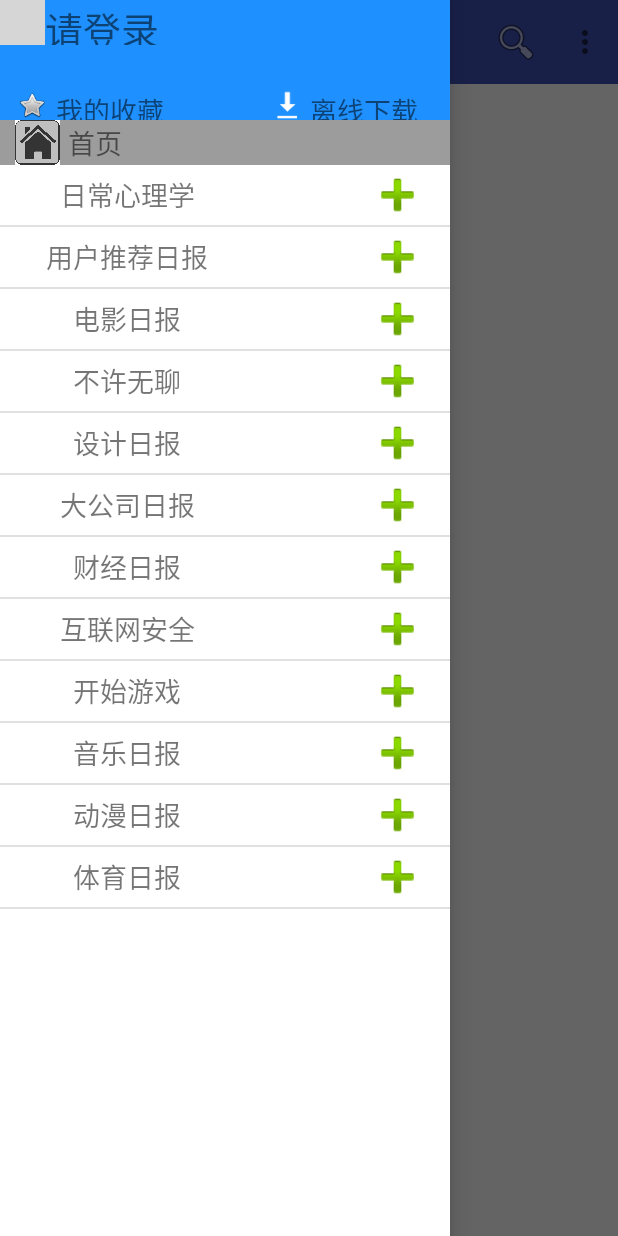
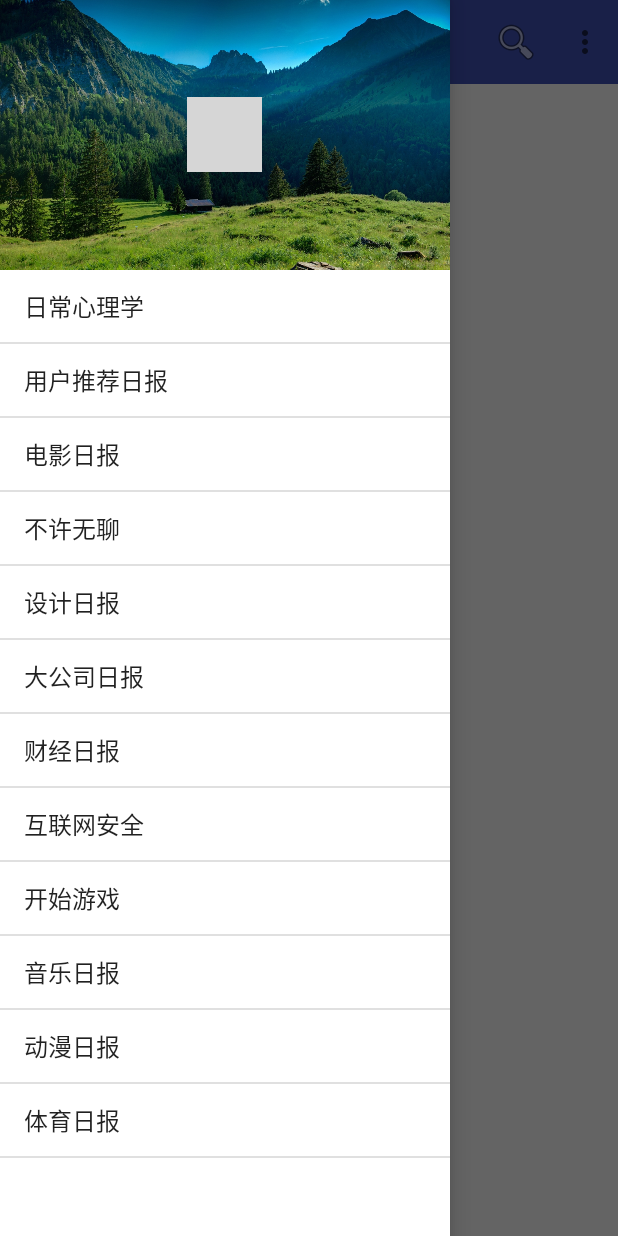
Before and after one commit to whc1998/news, an Android app: the MainActivity screen opened directly, with no data from a screen before it, with the side drawer open, on a phone screen of 412 x 824 dp. Run offline under Robolectric (Android 15) with nearby library versions, the phone set to English and light mode, and no system bars; our stand-ins replace CircleImageView; grey boxes are pictures that could not be loaded.

Commit message:
有更改

```diff
--- a/build.gradle
+++ b/build.gradle
@@ -30,4 +30,6 @@ dependencies {
     })
     compile 'com.android.support:appcompat-v7:25.0.1'
     testCompile 'junit:junit:4.12'
+    compile 'com.android.support:recyclerview-v7:25.0.1'
+    compile 'com.android.support:cardview-v7:25.0.1'
 }
--- a/src/main/AndroidManifest.xml
+++ b/src/main/AndroidManifest.xml
@@ -22,6 +22,10 @@
             </intent-filter>
         </activity>
 
+        <activity android:name=".intrdoce">
+
+        </activity>
+
     </application>
 
 </manifest>
--- a/src/main/java/com/example/news_zhihu/MainActivity.java
+++ b/src/main/java/com/example/news_zhihu/MainActivity.java
@@ -11,11 +11,15 @@ import android.os.Handler;
 import android.os.Message;
 import android.support.v4.view.ViewPager;
 import android.support.v4.widget.DrawerLayout;
+import android.support.v4.widget.SwipeRefreshLayout;
 import android.support.v7.app.ActionBarDrawerToggle;
 import android.support.v7.app.AppCompatActivity;
 import android.os.Bundle;
 import android.support.v7.app.NotificationCompat;
+import android.support.v7.widget.LinearLayoutManager;
+import android.support.v7.widget.RecyclerView;
 import android.support.v7.widget.Toolbar;
+import android.view.LayoutInflater;
 import android.view.Menu;
 import android.view.MenuInflater;
 import android.view.MenuItem;
@@ -23,6 +27,7 @@ import android.view.MotionEvent;
 import android.view.View;
 import android.view.Window;
 import android.widget.AdapterView;
+import android.widget.ArrayAdapter;
 import android.widget.ImageView;
 import android.widget.ListView;
 import android.widget.SimpleAdapter;
@@ -37,7 +42,7 @@ import java.util.Map;
 public class MainActivity extends AppCompatActivity implements Handler.Callback {
 
     private List<Map<String, Object>> list;
-    private ListView drawer_listView, maincontent_listview;
+    private ListView drawer_listView;
     private int[] images = {android.R.drawable.ic_input_add};
     private String[] text = {"日常心理学", "用户推荐日报", "电影日报", "不许无聊", "设计日报"
             , "大公司日报", "财经日报", "互联网安全", "开始游戏", "音乐日报", "动漫日报", "体育日报"};
@@ -45,25 +50,49 @@ public class MainActivity extends AppCompatActivity implements Handler.Callback
     private List<String> top_title = new ArrayList<>();
     private List<Bitmap> picture = new ArrayList<>();
     private List<Bitmap> top_picture = new ArrayList<>();
-    private List<ImageView> imageViewList = new ArrayList<>();
     private List<Integer> TitleId = new ArrayList<>();
     private List<Integer> toppictureid = new ArrayList<>();
     private String path = "http://news-at.zhihu.com/api/4/news/latest";
+    private Toolbar toolbar;
+    private RecyclerView recyclerView;
     private ViewPager viewPager;
-    private TextView toptv;
-    private Toolbar toolbar;
+    private int position=0;
+    private SwipeRefreshLayout swipeRefreshLayout;
     private Handler handler = new Handler(this);
-
 
     @Override
     protected void onCreate(Bundle savedInstanceState) {
+        donw();
         super.onCreate(savedInstanceState);
         supportRequestWindowFeature(Window.FEATURE_NO_TITLE);
         setContentView(R.layout.activity_main);
         drawer_listView = (ListView) findViewById(R.id.drawer_list);
-        maincontent_listview = (ListView) findViewById(R.id.maincontent_list);
-        viewPager = (ViewPager) findViewById(R.id.viewpager);
-        toptv = (TextView) findViewById(R.id.vp_text);
+        viewPager= (ViewPager) findViewById(R.id.viewpager);
+
+//        drawer_listView.setOnItemClickListener(new AdapterView.OnItemClickListener() {
+//            @Override
+//            public void onItemClick(AdapterView<?> adapterView, View view, int i, long l) {
+//                Intent intent=new Intent(MainActivity.this,intrdoce.class);
+//                intent.putExtra("key",text[i]);
+//                startActivity(intent);
+//            }
+//        });
+
+        recyclerView= (RecyclerView) findViewById(R.id.recyle_view1);
+        swipeRefreshLayout= (SwipeRefreshLayout) findViewById(R.id.sr);
+        swipeRefreshLayout.setColorSchemeResources(R.color.colorPrimary);
+        swipeRefreshLayout.setOnRefreshListener(new SwipeRefreshLayout.OnRefreshListener() {
+            @Override
+            public void onRefresh() {
+                new Handler().postDelayed(new Runnable() {
+                    @Override
+                    public void run() {
+                        swipeRefreshLayout.setRefreshing(false);//刷新完毕
+                        Toast.makeText(MainActivity.this, "刷新成功", Toast.LENGTH_SHORT).show();
+                    }
+                },3000);
+            }
+        });
 
         toolbar= (Toolbar) findViewById(R.id.toolbar);
         DrawerLayout drawerLayout= (DrawerLayout) findViewById(R.id.activity_main);
@@ -88,7 +117,6 @@ public class MainActivity extends AppCompatActivity implements Handler.Callback
             }
         });
 
-        donw();
         list = new ArrayList<>();
         for (int i = 0; i < text.length; i++) {
             Map<String, Object> map = new HashMap<>();
@@ -96,9 +124,10 @@ public class MainActivity extends AppCompatActivity implements Handler.Callback
             map.put("text", text[i]);
             list.add(map);
         }
-        SimpleAdapter adapter = new SimpleAdapter(this, list, R.layout.drawer_list_style,
-                new String[]{"img", "text"}, new int[]{R.id.ig_style, R.id.tv_style});
+        ArrayAdapter<String> adapter=new ArrayAdapter<String>(MainActivity.this,android.R.layout.simple_list_item_1,text);
         drawer_listView.setAdapter(adapter);
+
+    /**
         //viewpager轮播
         viewPager.setCurrentItem(0);
         new Thread(new Runnable() {
@@ -114,7 +143,7 @@ public class MainActivity extends AppCompatActivity implements Handler.Callback
                     runOnUiThread(new Runnable() {
                         @Override
                         public void run() {
-                            if (viewPager.getCurrentItem() == imageViewList.size() - 1) {
+                            if (viewPager.getCurrentItem() == top_picture.size() - 1) {
                                 viewPager.setCurrentItem(0);
                             } else {
                                 //这里是设置当前页的下一页
@@ -125,7 +154,7 @@ public class MainActivity extends AppCompatActivity implements Handler.Callback
                 }
             }
         }).start();
-
+    */
     }
 
     private void donw() {
@@ -134,50 +163,23 @@ public class MainActivity extends AppCompatActivity implements Handler.Callback
 
     @Override
     public boolean handleMessage(Message message) {
-        //listview
-        MyAdapter adapter = new MyAdapter(MainActivity.this, list_title, picture,
-                R.layout.maincontent_list_style, R.id.tv_title, R.id.iv_image);
-        maincontent_listview.setAdapter(adapter);
 
-        maincontent_listview.setOnItemClickListener(new AdapterView.OnItemClickListener() {
+        //recycleview
+        MainAdapter mainAdapter=new MainAdapter(MainActivity.this,list_title,picture,top_picture,toppictureid,top_title);
+        mainAdapter.setOnItemClickListener(new MainAdapter.OnItemClickListener() {
             @Override
-            public void onItemClick(AdapterView<?> adapterView, View view, int i, long l) {
+            public void onClick(int position) {
                 Intent intent = new Intent(MainActivity.this, Detailednew.class);
                 String url = "http://daily.zhihu.com/story/";
-                String urlpath = url + TitleId.get(i);
+                String urlpath = url + TitleId.get(position-1);
                 intent.putExtra("Path", urlpath);
                 startActivity(intent);
             }
         });
-
-        //viewpager
-        for (int i = 0; i < top_picture.size(); i++) {
-            ImageView imageView = new ImageView(MainActivity.this);
-            imageView.setImageBitmap(top_picture.get(i));
-            imageView.setScaleType(ImageView.ScaleType.FIT_XY);
-            imageViewList.add(imageView);
-
-            final int finalI = i;
-            imageView.setOnClickListener(new View.OnClickListener() {
-                @Override
-                public void onClick(View view) {
-                    Intent intent = new Intent(MainActivity.this, Detailednew.class);
-                    String url = "http://daily.zhihu.com/story/";
-                    String urlpath = url + toppictureid.get(finalI);
-                    intent.putExtra("Path", urlpath);
-                    startActivity(intent);
-                }
-            });
-        }
-        viewPager.setAdapter(new TopAdapter(top_picture, top_title, imageViewList));
-        toptv.setText(top_title.get(0));
-        viewPager.addOnPageChangeListener(new ViewPager.SimpleOnPageChangeListener() {
-
-            @Override
-            public void onPageSelected(int position) {
-                toptv.setText(top_title.get(position));
-            }
-        });
+        recyclerView.setAdapter(mainAdapter);
+        LinearLayoutManager linearLayoutManager=new LinearLayoutManager(MainActivity.this,LinearLayoutManager.VERTICAL
+        ,false);
+        recyclerView.setLayoutManager(linearLayoutManager);
 
         //notification
         NotificationManager manager= (NotificationManager) getSystemService(Context.NOTIFICATION_SERVICE);
--- a/src/main/res/layout/drawer.xml
+++ b/src/main/res/layout/drawer.xml
@@ -7,90 +7,71 @@
     android:layout_width="300dp"
     android:layout_height="match_parent">
 
-    <LinearLayout
-        android:background="#1E90FF"
+    <RelativeLayout
+        android:background="@drawable/pictrue5"
         android:orientation="horizontal"
         android:layout_width="match_parent"
-        android:layout_height="60dp">
+        android:layout_height="180dp">
 
         <com.example.news_zhihu.CircleImageView
             android:id="@+id/iv_head"
             android:src="@drawable/picture3"
-            android:layout_width="30dp"
-            android:layout_height="30dp" />
+            android:layout_centerInParent="true"
+            android:layout_width="50dp"
+            android:layout_height="50dp" />
 
-        <TextView
-            android:id="@+id/tv_head"
-            android:text="请登录"
-            android:gravity="center"
-            android:textSize="25sp"
-            android:layout_width="wrap_content"
-            android:layout_height="30dp" />
+    </RelativeLayout>
 
-    </LinearLayout>
+    <!--<LinearLayout-->
+        <!--android:background="#1E90FF"-->
+        <!--android:orientation="horizontal"-->
+        <!--android:layout_width="match_parent"-->
+        <!--android:layout_height="20dp">-->
 
-    <LinearLayout
-        android:background="#1E90FF"
-        android:orientation="horizontal"
-        android:layout_width="match_parent"
-        android:layout_height="20dp">
+        <!--<TextView-->
+            <!--android:text="我的收藏"-->
+            <!--android:textSize="18dp"-->
+            <!--android:gravity="center"-->
+            <!--android:background="#1E90FF"-->
+            <!--android:layout_marginLeft="0dp"-->
+            <!--android:layout_width="wrap_content"-->
+            <!--android:layout_height="match_parent" />-->
 
-        <ImageView
-            android:src="@android:drawable/btn_star"
-            android:layout_marginLeft="5dp"
-            android:layout_width="wrap_content"
-            android:layout_height="match_parent" />
+        <!--<TextView-->
+            <!--android:text="离线下载"-->
+            <!--android:textSize="18sp"-->
+            <!--android:gravity="center"-->
+            <!--android:background="#1E90FF"-->
+            <!--android:layout_marginLeft="3dp"-->
+            <!--android:layout_width="wrap_content"-->
+            <!--android:layout_height="match_parent" />-->
 
-        <TextView
-            android:text="我的收藏"
-            android:textSize="18dp"
-            android:gravity="center"
-            android:background="#1E90FF"
-            android:layout_marginLeft="0dp"
-            android:layout_width="wrap_content"
-            android:layout_height="match_parent" />
+    <!--</LinearLayout>-->
 
-        <ImageView
-            android:src="@android:drawable/stat_sys_download_done"
-            android:layout_marginLeft="70dp"
-            android:layout_width="wrap_content"
-            android:layout_height="match_parent" />
+    <!--<LinearLayout-->
+        <!--android:orientation="horizontal"-->
+        <!--android:background="#9C9C9C"-->
+        <!--android:layout_width="match_parent"-->
+        <!--android:layout_height="30dp">-->
 
-        <TextView
-            android:text="离线下载"
-            android:textSize="18sp"
-            android:gravity="center"
-            android:background="#1E90FF"
-            android:layout_marginLeft="3dp"
-            android:layout_width="wrap_content"
-            android:layout_height="match_parent" />
+        <!--<ImageView-->
+            <!--android:layout_marginLeft="10dp"-->
+            <!--android:src="@drawable/picture4"-->
+            <!--android:background="#9C9C9C"-->
+            <!--android:layout_width="30dp"-->
+            <!--android:layout_height="match_parent" />-->
 
-    </LinearLayout>
+        <!--<TextView-->
+            <!--android:id="@+id/tv_list"-->
+            <!--android:text="首页"-->
+            <!--android:layout_marginLeft="5dp"-->
+            <!--android:background="#9C9C9C"-->
+            <!--android:gravity="center"-->
+            <!--android:textSize="18sp"-->
+            <!--android:layout_width="wrap_content"-->
+            <!--android:layout_height="30dp" />-->
 
-    <LinearLayout
-        android:orientation="horizontal"
-        android:background="#9C9C9C"
-        android:layout_width="match_parent"
-        android:layout_height="30dp">
-
-        <ImageView
-            android:layout_marginLeft="10dp"
-            android:src="@drawable/picture4"
-            android:background="#9C9C9C"
-            android:layout_width="30dp"
-            android:layout_height="match_parent" />
-
-        <TextView
-            android:id="@+id/tv_list"
-            android:text="首页"
-            android:layout_marginLeft="5dp"
-            android:background="#9C9C9C"
-            android:gravity="center"
-            android:textSize="18sp"
-            android:layout_width="wrap_content"
-            android:layout_height="30dp" />
-
-    </LinearLayout>
+    <!--</LinearLayout>-->
 
     <ListView
         android:id="@+id/drawer_list"
--- a/src/main/res/layout/drawer_list_style.xml
+++ b/src/main/res/layout/drawer_list_style.xml
@@ -12,11 +12,4 @@
         android:layout_width="150dp"
         android:layout_height="40dp" />
 
-    <ImageView
-        android:id="@+id/ig_style"
-        android:layout_marginLeft="80dp"
-        android:src="@android:drawable/ic_input_add"
-        android:layout_width="50dp"
-        android:layout_height="40dp" />
-
 </LinearLayout>
```
Also changed, not shown: src/main/java/com/example/news_zhihu/MainAdapter.java (added, +121 -0 lines), src/main/java/com/example/news_zhihu/MyAdapter.java (deleted, +0 -64 lines), src/main/java/com/example/news_zhihu/TopAdapter.java (+26 -12 lines), src/main/res/layout/intrdoce.xml (added, +20 -0 lines), src/main/res/layout/maincontent.xml (+24 -35 lines), src/main/res/layout/maincontent_list_style.xml (+40 -15 lines), src/main/res/layout/recycleview_header.xml (added, +20 -0 lines), src/main/res/drawable/pictrue5.jpg (added), 1 other file.
